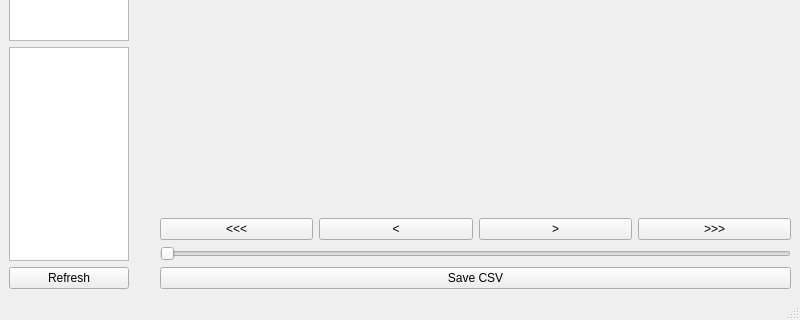
This is server/database_scroll/mainwindow.ui in GiteZz/Thermal-sensor-localisation as Qt 5 draws it before an edit; both pictures show x 0 to 800 and y 280 to 600 of the 800 by 600 pixel window. The edited form follows.
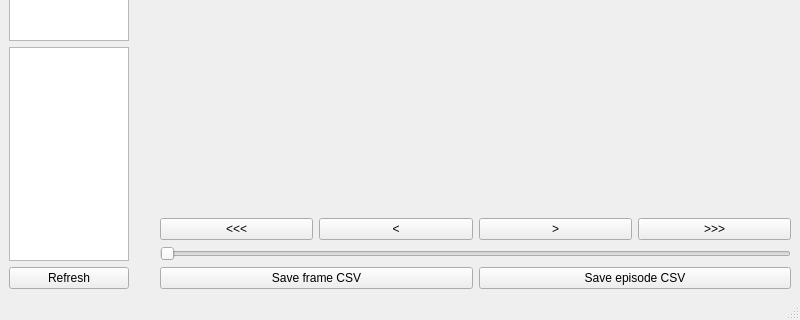
This is the edited form.

The edit to the form file:
```diff
--- a/server/database_scroll/mainwindow.ui
+++ b/server/database_scroll/mainwindow.ui
@@ -76,7 +76,14 @@
           <item>
            <widget class="QPushButton" name="saveCSVButton">
             <property name="text">
-             <string>Save CSV</string>
+             <string>Save frame CSV</string>
+            </property>
+           </widget>
+          </item>
+          <item>
+           <widget class="QPushButton" name="saveCSVEPISODEButton">
+            <property name="text">
+             <string>Save episode CSV</string>
             </property>
            </widget>
           </item>
```
Left out of the diff: 2 changed lines with no effect on the pictures.
